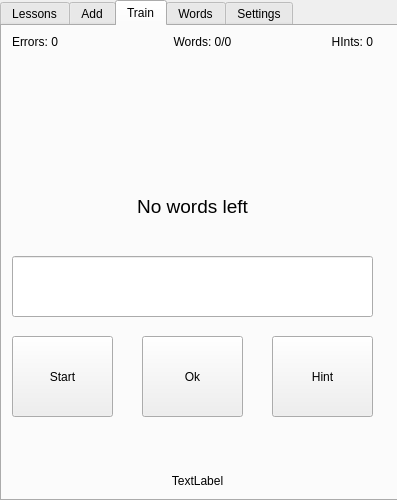
Above: mainwindow.ui from rezzett/qlwt before the change. Below: the same form after it.
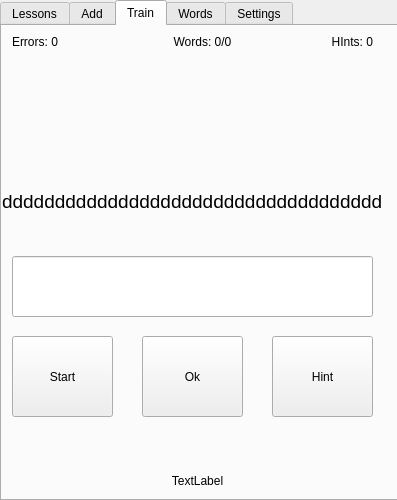
That is the form after the change. The open tabs and pages were chosen to show the change.

Commit message: fix whitespaces in word  when words adding

What changed in the file:
```diff
--- a/mainwindow.ui
+++ b/mainwindow.ui
@@ -243,9 +243,9 @@
       <property name="geometry">
        <rect>
         <x>0</x>
-        <y>140</y>
+        <y>130</y>
         <width>381</width>
-        <height>81</height>
+        <height>91</height>
        </rect>
       </property>
       <property name="font">
@@ -254,11 +254,26 @@
        </font>
       </property>
       <property name="text">
-       <string>No words left</string>
+       <string>dddddddddddddddddddddddddddddddddddddddddddddddddddd</string>
+      </property>
+      <property name="textFormat">
+       <enum>Qt::RichText</enum>
+      </property>
+      <property name="scaledContents">
+       <bool>false</bool>
       </property>
       <property name="alignment">
        <set>Qt::AlignCenter</set>
       </property>
+      <property name="wordWrap">
+       <bool>true</bool>
+      </property>
+      <property name="margin">
+       <number>1</number>
+      </property>
+      <property name="openExternalLinks">
+       <bool>false</bool>
+      </property>
      </widget>
      <widget class="QLineEdit" name="answerInput">
       <property name="geometry">
```
Left out of the diff: 2 changed lines with no effect on the pictures. The commit also changes 1 other file.
